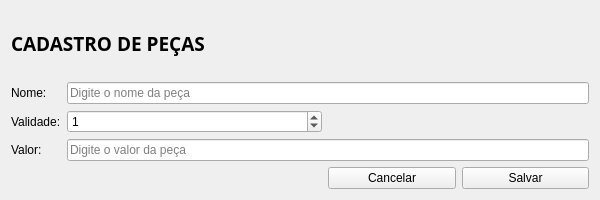
Old version of the form view/cad_peca.ui in the repository Gusrrocha/Gerenciador-de-Vendas.
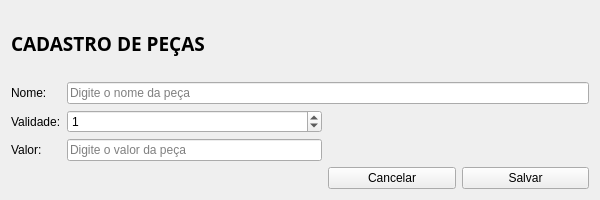
New version of the form.

Diff of the .ui file:
```diff
--- a/view/cad_peca.ui
+++ b/view/cad_peca.ui
@@ -37,13 +37,6 @@
   <layout class="QHBoxLayout" name="horizontalLayout">
    <item>
     <layout class="QGridLayout" name="gridLayout">
-     <item row="3" column="1" colspan="4">
-      <widget class="QLineEdit" name="valor">
-       <property name="placeholderText">
-        <string>Digite o valor da peça</string>
-       </property>
-      </widget>
-     </item>
      <item row="0" column="0" colspan="5">
       <widget class="QLabel" name="label_4">
        <property name="font">
@@ -136,6 +129,13 @@
        </property>
       </widget>
      </item>
+     <item row="3" column="1" colspan="2">
+      <widget class="QLineEdit" name="valor">
+       <property name="placeholderText">
+        <string>Digite o valor da peça</string>
+       </property>
+      </widget>
+     </item>
     </layout>
    </item>
   </layout>
```
